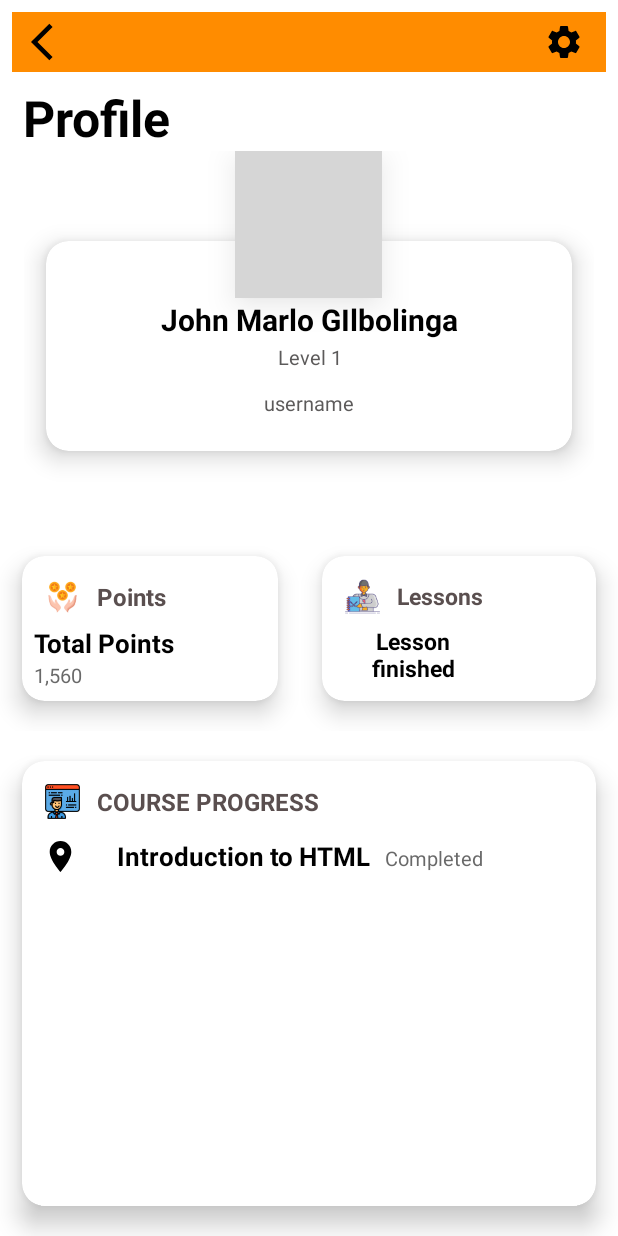
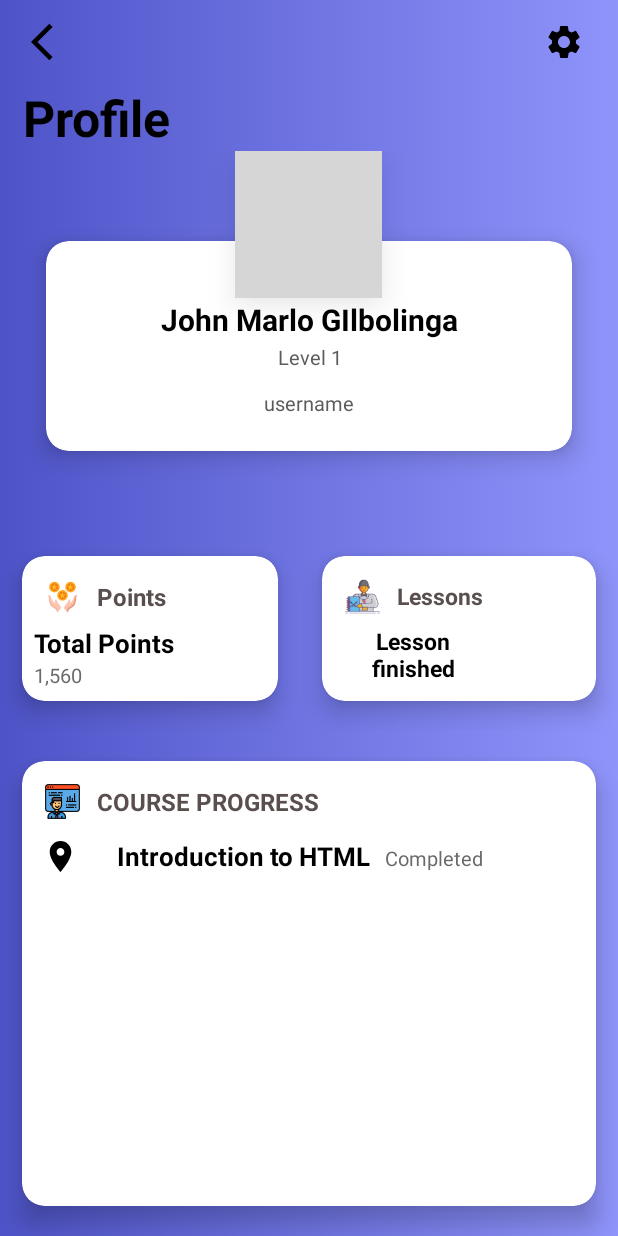
Before and after one commit to Stacktrek-Training/stack-i-learning-mobile-app, an Android app: the ProfileActivity screen opened directly, with no data from a screen before it, on a phone screen of 412 x 824 dp. Run offline under Robolectric (Android 15) with nearby library versions, the phone set to English and light mode, and no system bars; grey boxes are pictures that could not be loaded.

Commit message:
Change Background User Profile

```diff
--- /dev/null
+++ b/app/src/main/res/drawable/gradient_background.xml
@@ -0,0 +1,11 @@
+<?xml version="1.0" encoding="utf-8"?>
+<selector xmlns:android="http://schemas.android.com/apk/res/android">
+    <item>
+        <shape>
+            <gradient
+                android:startColor="#4e54c8"
+                android:endColor="#8f94fb"
+                android:type="linear" />
+        </shape>
+    </item>
+</selector>
--- a/app/src/main/res/layout/activity_profile.xml
+++ b/app/src/main/res/layout/activity_profile.xml
@@ -7,7 +7,7 @@
     android:layout_height="match_parent"
     android:orientation="vertical"
     android:layout_gravity="center"
-    android:background="@color/white"
+    android:background="@drawable/gradient_background"
     tools:context=".MainActivity">
     <LinearLayout
         android:orientation="vertical"
@@ -22,14 +22,6 @@
                 android:layout_width="match_parent"
                 android:layout_height="match_parent">
 
-
-                <androidx.appcompat.widget.Toolbar
-                    android:id="@+id/toolbar2"
-                    android:layout_width="match_parent"
-                    android:layout_height="wrap_content"
-                    android:background="?attr/colorPrimary"
-                    android:minHeight="?attr/actionBarSize"
-                    android:theme="?attr/actionBarTheme" />
 
                 <ImageView
                     android:id="@+id/backbutton"
```
